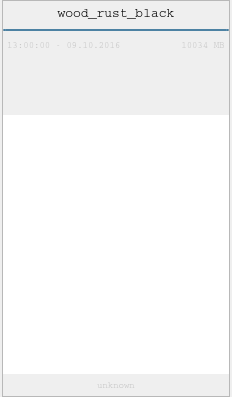
Old version of the form lib/utils/ui/arUtil_preview.ui in the repository alexanderrichtertd/plex.
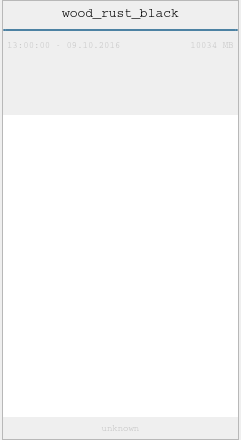
New version of the form. Icons and pictures are not drawn.

What changed in the file:
```diff
--- a/lib/utils/ui/arUtil_preview.ui
+++ b/lib/utils/ui/arUtil_preview.ui
@@ -6,10 +6,16 @@
    <rect>
     <x>0</x>
     <y>0</y>
-    <width>232</width>
-    <height>397</height>
+    <width>241</width>
+    <height>440</height>
    </rect>
   </property>
+  <property name="minimumSize">
+   <size>
+    <width>241</width>
+    <height>0</height>
+   </size>
+  </property>
   <property name="windowTitle">
    <string>Form</string>
   </property>
```
Left out of the diff: 2 changed lines with no effect on the pictures.
